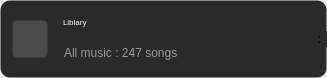
First picture: the form in Platforms/Android/MediaLib/medialibitemwidget.ui, repository Stalker72742/MusicPlayer, before the edit.
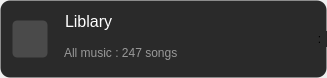
Second picture: the form after the edit.

Diff of the .ui file:
```diff
--- a/Platforms/Android/MediaLib/medialibitemwidget.ui
+++ b/Platforms/Android/MediaLib/medialibitemwidget.ui
@@ -117,7 +117,7 @@
          <widget class="QLabel" name="playlistName">
           <property name="font">
            <font>
-            <pointsize>6</pointsize>
+            <pointsize>12</pointsize>
            </font>
           </property>
           <property name="styleSheet">
```
